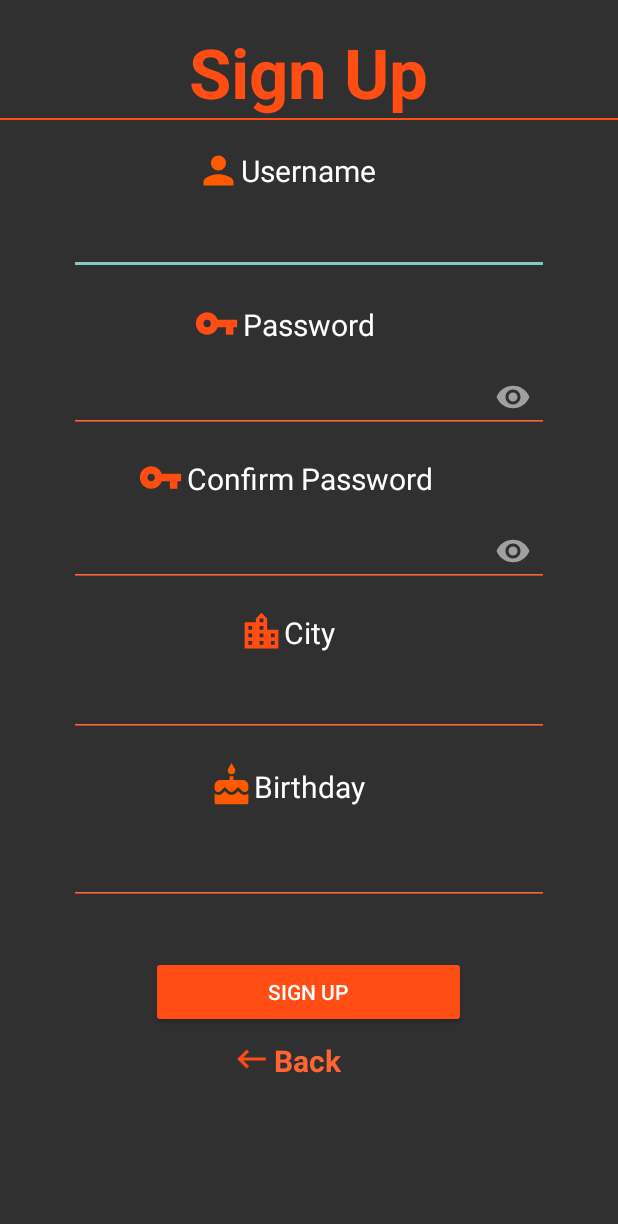
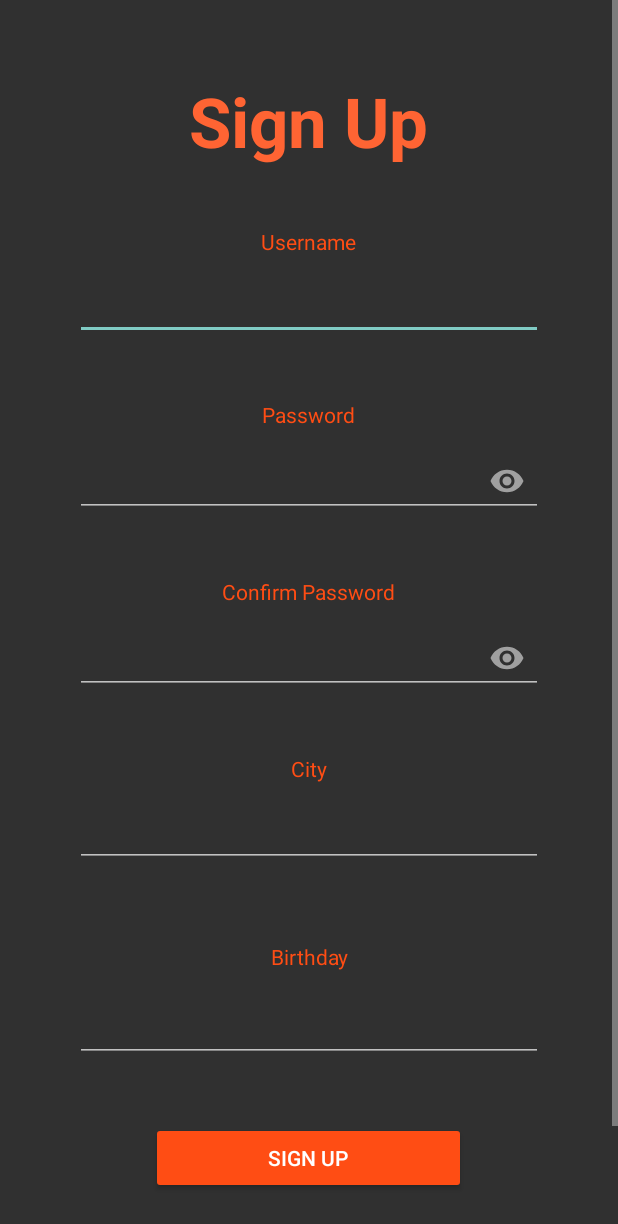
Before and after one commit to StefanoOr/PalestratiProgettoIum, an Android app: the SignUp screen opened directly, with no data from a screen before it, on a phone screen of 412 x 824 dp. Shown: the top 1224 px of the screen. Run offline under Robolectric (Android 15) with nearby library versions, the phone set to English and light mode, and no system bars; Roboto replaces fonts that are not available here.

Commit message:
Colori Login e SignUp

```diff
--- a/app/src/main/res/layout/activity_login.xml
+++ b/app/src/main/res/layout/activity_login.xml
@@ -41,6 +41,7 @@
                     android:fontFamily="@font/roboto"
                     android:gravity="center_horizontal"
                     android:text="@string/bonus_login"
+                    android:textColor="@color/barra_separatoria_secondaria"
                     android:textAppearance="@style/TextAppearance.AppCompat.Body2"
                     android:textSize="36sp" />
 
@@ -85,7 +86,7 @@
                     android:layout_width="210dp"
                     android:layout_height="60dp"
                     android:layout_marginTop="40dp"
-                    android:backgroundTint="@color/loginButton"
+                    android:backgroundTint="@color/barra_separatoria_principale"
                     android:text="Sign In"
                     android:textSize="24sp" />
 
@@ -96,6 +97,7 @@
                     android:layout_height="wrap_content"
                     android:layout_marginTop="30dp"
                     android:gravity="center_horizontal"
+                    android:textColor="@color/barra_separatoria_principale"
                     android:text="New User ?  Sign Up" />
             </LinearLayout>
         </ScrollView>
--- a/app/src/main/res/layout/activity_sign_up.xml
+++ b/app/src/main/res/layout/activity_sign_up.xml
@@ -4,119 +4,80 @@
     xmlns:tools="http://schemas.android.com/tools"
     android:layout_width="match_parent"
     android:layout_height="match_parent"
+    android:layout_gravity="center"
+    android:gravity="center"
     android:orientation="vertical"
     tools:context=".SignUp">
 
-    <androidx.constraintlayout.widget.ConstraintLayout
+
+
+    <ScrollView
+        android:id="@+id/scrollView2"
         android:layout_width="match_parent"
-        android:layout_height="match_parent">
+        android:layout_height="fill_parent">
+
+        <LinearLayout
+            android:layout_width="match_parent"
+            android:layout_height="wrap_content"
+            android:gravity="center"
+            android:orientation="vertical">
 
             <TextView
                 android:id="@+id/SignUpTitle"
                 android:layout_width="wrap_content"
                 android:layout_height="wrap_content"
+                android:layout_marginTop="50dp"
                 android:text="Sign Up"
-            android:textColor="@color/barra_separatoria_principale"
                 android:textSize="46sp"
-            android:textStyle="bold"
-            app:layout_constraintBottom_toBottomOf="parent"
-            app:layout_constraintEnd_toEndOf="parent"
-            app:layout_constraintHorizontal_bias="0.498"
-            app:layout_constraintStart_toStartOf="parent"
-            app:layout_constraintTop_toTopOf="parent"
-            app:layout_constraintVertical_bias="0.023" />
-
-        <View
-            android:id="@+id/view7"
-            android:layout_width="match_parent"
-            android:layout_height="1dp"
-            android:background="@color/barra_separatoria_principale"
-            app:layout_constraintBottom_toBottomOf="parent"
-            app:layout_constraintEnd_toEndOf="parent"
-            app:layout_constraintHorizontal_bias="0.0"
-            app:layout_constraintStart_toStartOf="parent"
-            app:layout_constraintTop_toBottomOf="@+id/SignUpTitle"
-            app:layout_constraintVertical_bias="0.0" />
-
-        <ImageView
-            android:layout_width="30dp"
-            android:layout_height="30dp"
-            android:layout_marginTop="20dp"
-            android:src="@drawable/ic_baseline_person_24"
-            app:layout_constraintEnd_toStartOf="@+id/textView3"
-            app:layout_constraintHorizontal_bias="1.0"
-            app:layout_constraintStart_toStartOf="parent"
-            app:layout_constraintTop_toBottomOf="@+id/SignUpTitle" />
+                android:textColor="@color/barra_separatoria_secondaria"
+                android:textStyle="bold" />
 
             <TextView
                 android:id="@+id/textView3"
                 android:layout_width="wrap_content"
                 android:layout_height="wrap_content"
-            android:layout_marginTop="20dp"
+                android:layout_marginTop="40dp"
                 android:gravity="center_horizontal"
                 android:text="@string/username"
-            android:textSize="20dp"
-            android:textColor="@color/white"
                 android:visibility="visible"
-            app:layout_constraintEnd_toEndOf="parent"
-            app:layout_constraintHorizontal_bias="0.498"
-            app:layout_constraintStart_toStartOf="parent"
-            app:layout_constraintTop_toBottomOf="@+id/view7"
+                android:textColor="@color/barra_separatoria_principale"
                 tools:visibility="visible" />
 
             <com.google.android.material.textfield.TextInputLayout
                 android:id="@+id/input_signup_username"
-            android:layout_width="320dp"
-            android:layout_height="65dp"
-            android:transitionName="user_transition"
-            app:layout_constraintEnd_toEndOf="parent"
-            app:layout_constraintStart_toStartOf="parent"
-            app:layout_constraintTop_toBottomOf="@+id/textView3">
+                android:layout_width="match_parent"
+                android:layout_height="match_parent"
+                android:layout_marginLeft="50dp"
+                android:layout_marginRight="50dp"
+                android:transitionName="user_transition">
 
                 <com.google.android.material.textfield.TextInputEditText
                     android:layout_width="match_parent"
                     android:layout_height="wrap_content"
                     android:gravity="center"
                     android:inputType="text"
-                android:backgroundTint="@color/barra_separatoria_secondaria"
                     android:textAlignment="center" />
             </com.google.android.material.textfield.TextInputLayout>
-
-        <ImageView
-            android:layout_width="30dp"
-            android:layout_height="30dp"
-            android:layout_marginTop="8dp"
-            android:layout_marginEnd="2dp"
-            android:src="@drawable/ic_baseline_vpn_key_24"
-            app:layout_constraintEnd_toStartOf="@+id/textView4"
-            app:layout_constraintHorizontal_bias="1.0"
-            app:layout_constraintStart_toStartOf="parent"
-            app:layout_constraintTop_toBottomOf="@+id/input_signup_username" />
 
             <TextView
                 android:id="@+id/textView4"
                 android:layout_width="wrap_content"
                 android:layout_height="wrap_content"
-            android:layout_marginTop="10dp"
+                android:layout_marginTop="40dp"
                 android:gravity="center_horizontal"
                 android:text="@string/password"
-            android:textSize="20dp"
-            android:textColor="@color/white"
                 android:visibility="visible"
-            app:layout_constraintEnd_toEndOf="parent"
-            app:layout_constraintHorizontal_bias="0.498"
-            app:layout_constraintStart_toStartOf="parent"
-            app:layout_constraintTop_toBottomOf="@+id/input_signup_username"
+                android:textColor="@color/barra_separatoria_principale"
                 tools:visibility="visible" />
+
 
             <com.google.android.material.textfield.TextInputLayout
                 android:id="@+id/input_signup_password"
-            android:layout_width="320dp"
-            android:layout_height="65dp"
+                android:layout_width="match_parent"
+                android:layout_height="match_parent"
+                android:layout_marginLeft="50dp"
+                android:layout_marginRight="50dp"
                 android:transitionName="pass_transition"
-            app:layout_constraintEnd_toEndOf="parent"
-            app:layout_constraintStart_toStartOf="parent"
-            app:layout_constraintTop_toBottomOf="@+id/textView4"
                 app:passwordToggleEnabled="true">
 
                 <com.google.android.material.textfield.TextInputEditText
@@ -124,45 +85,29 @@
                     android:layout_height="wrap_content"
                     android:gravity="center"
                     android:inputType="textPassword"
-                android:backgroundTint="@color/barra_separatoria_secondaria"
                     android:textAlignment="center" />
 
             </com.google.android.material.textfield.TextInputLayout>
-
-        <ImageView
-            android:layout_width="30dp"
-            android:layout_height="30dp"
-            android:layout_marginTop="8dp"
-            android:layout_marginEnd="2dp"
-            android:src="@drawable/ic_baseline_vpn_key_24"
-            app:layout_constraintEnd_toStartOf="@+id/textView5"
-            app:layout_constraintHorizontal_bias="1.0"
-            app:layout_constraintStart_toStartOf="parent"
-            app:layout_constraintTop_toBottomOf="@+id/input_signup_password" />
 
             <TextView
                 android:id="@+id/textView5"
                 android:layout_width="wrap_content"
                 android:layout_height="wrap_content"
-            android:layout_marginTop="10dp"
+                android:layout_marginTop="40dp"
                 android:gravity="center_horizontal"
                 android:text="Confirm Password"
-            android:textSize="20dp"
-            android:textColor="@color/white"
                 android:visibility="visible"
-            app:layout_constraintEnd_toEndOf="parent"
-            app:layout_constraintStart_toStartOf="parent"
-            app:layout_constraintTop_toBottomOf="@+id/input_signup_password"
+                android:textColor="@color/barra_separatoria_principale"
                 tools:visibility="visible" />
+
 
             <com.google.android.material.textfield.TextInputLayout
                 android:id="@+id/input_signup_passwordConfirm"
-            android:layout_width="320dp"
-            android:layout_height="65dp"
+                android:layout_width="match_parent"
+                android:layout_height="match_parent"
+                android:layout_marginLeft="50dp"
+                android:layout_marginRight="50dp"
                 android:transitionName="pass_transition"
-            app:layout_constraintEnd_toEndOf="parent"
-            app:layout_constraintStart_toStartOf="parent"
-            app:layout_constraintTop_toBottomOf="@+id/textView5"
                 app:passwordToggleEnabled="true">
 
                 <com.google.android.material.textfield.TextInputEditText
@@ -170,110 +115,74 @@
                     android:layout_height="wrap_content"
                     android:gravity="center"
                     android:inputType="textPassword"
-                android:backgroundTint="@color/barra_separatoria_secondaria"
                     android:textAlignment="center" />
             </com.google.android.material.textfield.TextInputLayout>
-
-        <ImageView
-            android:layout_width="30dp"
-            android:layout_height="30dp"
-            android:layout_marginTop="8dp"
-            android:src="@drawable/ic_baseline_location_city_24"
-            app:layout_constraintEnd_toStartOf="@+id/textView6"
-            app:layout_constraintHorizontal_bias="1.0"
-            app:layout_constraintStart_toStartOf="parent"
-            app:layout_constraintTop_toBottomOf="@+id/input_signup_passwordConfirm" />
 
             <TextView
                 android:id="@+id/textView6"
                 android:layout_width="wrap_content"
                 android:layout_height="wrap_content"
-            android:layout_marginTop="10dp"
+                android:layout_marginTop="40dp"
                 android:gravity="center_horizontal"
                 android:text="@string/city"
-            android:textSize="20dp"
-            android:textColor="@color/white"
                 android:visibility="visible"
-            app:layout_constraintEnd_toEndOf="parent"
-            app:layout_constraintStart_toStartOf="parent"
-            app:layout_constraintTop_toBottomOf="@+id/input_signup_passwordConfirm"
+                android:textColor="@color/barra_separatoria_principale"
                 tools:visibility="visible" />
 
             <com.google.android.material.textfield.TextInputLayout
                 android:id="@+id/input_signup_city"
-            android:layout_width="320dp"
-            android:layout_height="65dp"
-            android:transitionName="user_transition"
-            app:layout_constraintEnd_toEndOf="parent"
-            app:layout_constraintStart_toStartOf="parent"
-            app:layout_constraintTop_toBottomOf="@+id/textView6">
+                android:layout_width="match_parent"
+                android:layout_height="match_parent"
+                android:layout_marginLeft="50dp"
+                android:layout_marginRight="50dp"
+                android:transitionName="user_transition">
 
                 <com.google.android.material.textfield.TextInputEditText
                     android:layout_width="match_parent"
                     android:layout_height="wrap_content"
                     android:gravity="center"
                     android:inputType="text"
-                android:backgroundTint="@color/barra_separatoria_secondaria"
                     android:textAlignment="center" />
             </com.google.android.material.textfield.TextInputLayout>
-
-        <ImageView
-            android:layout_width="30dp"
-            android:layout_height="30dp"
-            android:layout_marginTop="8dp"
-            android:src="@drawable/ic_baseline_cake_24"
-            app:layout_constraintEnd_toStartOf="@+id/textView8"
-            app:layout_constraintHorizontal_bias="1.0"
-            app:layout_constraintStart_toStartOf="parent"
-            app:layout_constraintTop_toBottomOf="@+id/input_signup_city" />
 
             <TextView
                 android:id="@+id/textView8"
                 android:layout_width="wrap_content"
                 android:layout_height="wrap_content"
-            android:layout_marginTop="10dp"
+                android:layout_marginTop="50dp"
                 android:gravity="center_horizontal"
                 android:text="Birthday"
-            android:textSize="20dp"
-            android:textColor="@color/white"
                 android:visibility="visible"
-            app:layout_constraintEnd_toEndOf="parent"
-            app:layout_constraintStart_toStartOf="parent"
-            app:layout_constraintTop_toBottomOf="@+id/input_signup_city"
+                android:textColor="@color/barra_separatoria_principale"
                 tools:visibility="visible" />
 
             <EditText
                 android:id="@+id/input_signup_date"
-            android:layout_width="320dp"
-            android:layout_height="65dp"
+                android:layout_width="match_parent"
+                android:layout_height="match_parent"
+                android:layout_marginLeft="50dp"
+                android:layout_marginTop="15dp"
+                android:layout_marginRight="50dp"
                 android:gravity="center_horizontal"
-            android:inputType="textPersonName"
-            app:layout_constraintEnd_toEndOf="parent"
-            app:layout_constraintStart_toStartOf="parent"
-            android:backgroundTint="@color/barra_separatoria_secondaria"
-            app:layout_constraintTop_toBottomOf="@+id/textView8" />
+                android:inputType="textPersonName" />
 
             <Button
                 android:id="@+id/input_button_signUp"
                 android:layout_width="210dp"
                 android:layout_height="wrap_content"
-            android:layout_marginTop="10dp"
+                android:layout_marginTop="40dp"
+                android:layout_marginBottom="50dp"
                 android:backgroundTint="@color/barra_separatoria_principale"
                 android:text="Sign Up"
-            app:layout_constraintBottom_toBottomOf="parent"
-            app:layout_constraintEnd_toEndOf="parent"
-            app:layout_constraintHorizontal_bias="0.497"
-            app:layout_constraintStart_toStartOf="parent"
-            app:layout_constraintTop_toBottomOf="@+id/input_signup_date"
-            app:layout_constraintVertical_bias="0.146" />
+                />
 
             <TextView
                 android:id="@+id/textView2"
                 android:layout_width="wrap_content"
-            android:layout_height="wrap_content"
-            android:layout_marginTop="8dp"
+                android:layout_height="match_parent"
+                android:layout_marginTop="2dp"
                 android:text="Back"
-            android:textColor="@color/barra_separatoria_secondaria"
+                android:textColor="@color/barra_separatoria_principale"
                 android:textSize="20dp"
                 android:textStyle="bold"
                 app:layout_constraintEnd_toEndOf="parent"
@@ -284,13 +193,15 @@
             <ImageView
                 android:layout_width="30dp"
                 android:layout_height="25dp"
-            android:layout_marginTop="8dp"
+                android:layout_marginTop="4dp"
                 android:src="@drawable/ic_baseline_keyboard_backspace_24"
                 app:layout_constraintEnd_toStartOf="@+id/textView2"
                 app:layout_constraintHorizontal_bias="1.0"
                 app:layout_constraintStart_toStartOf="parent"
                 app:layout_constraintTop_toBottomOf="@+id/input_button_signUp" />
 
-    </androidx.constraintlayout.widget.ConstraintLayout>
+
 
         </LinearLayout>
+    </ScrollView>
+</LinearLayout>
```
Lines whose indentation alone changed are shown as unchanged.
